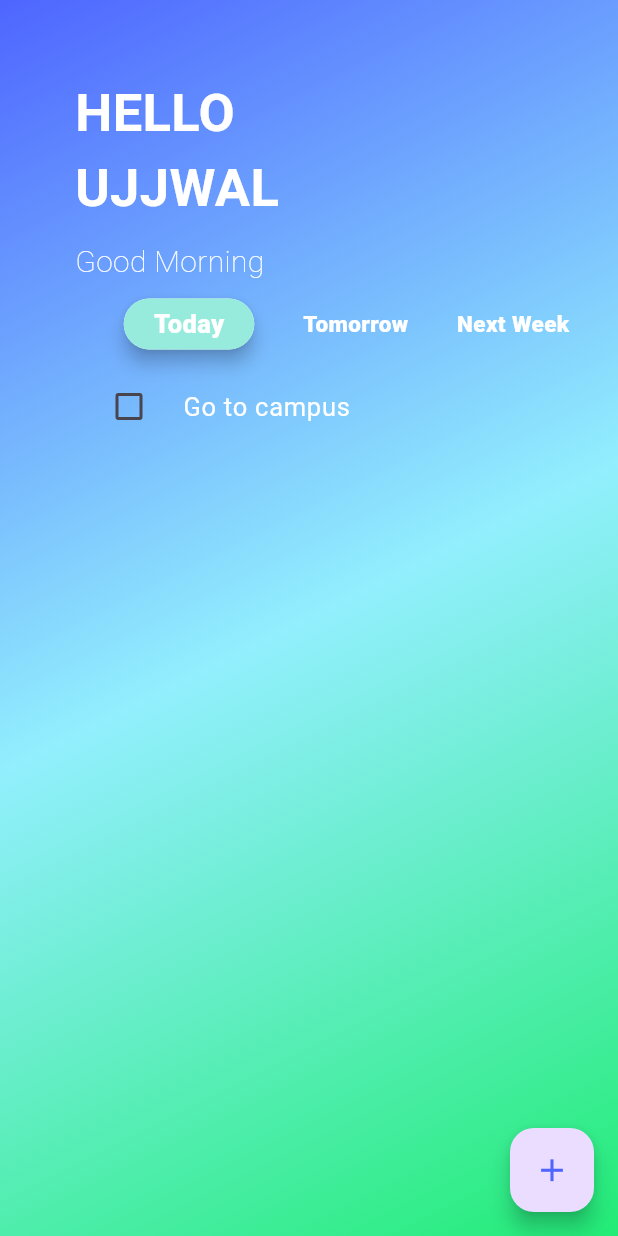
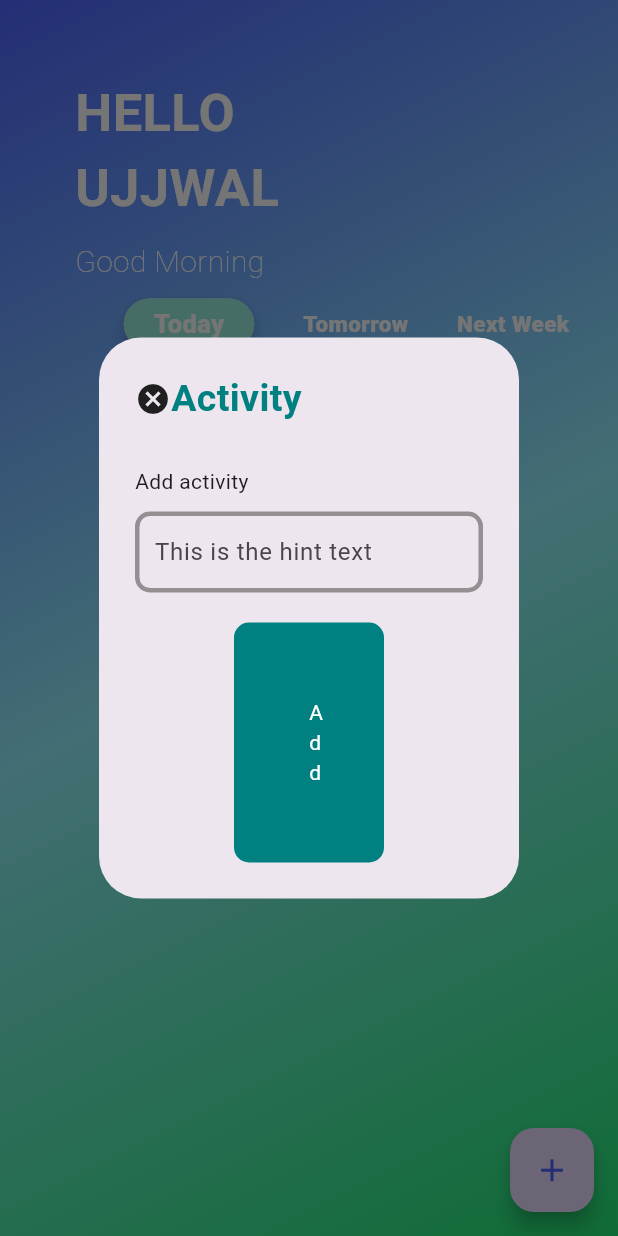
Before and after one commit to CaptainNayan199/Flutter-New-Projects, a Flutter app: the screen it shows after launch, after a tap on the "add" icon, on a phone screen of 412 x 824 dp. Run offline on Flutter 3.47's test engine with Material 3 defaults, Android fonts, the light colour scheme and no system bars; our stand-ins replace firebase_core; accounts and stored records are empty.

Commit message:
UI changes

```diff
--- a/todo_app/lib/main.dart
+++ b/todo_app/lib/main.dart
@@ -2,9 +2,9 @@ import 'package:firebase_core/firebase_core.dart';
 import 'package:flutter/material.dart';
 import 'package:todo_app/pages/home.dart';
 
-void main() async {
+void main() {
   WidgetsFlutterBinding.ensureInitialized();
-  await Firebase.initializeApp();
+  Firebase.initializeApp();
   runApp(const MyApp());
 }
 
--- a/todo_app/lib/pages/home.dart
+++ b/todo_app/lib/pages/home.dart
@@ -17,7 +17,9 @@ class _HomeState extends State<Home> {
   Widget build(BuildContext context) {
     return Scaffold(
       floatingActionButton: FloatingActionButton(
-        onPressed: () {},
+        onPressed: () {
+          openBox();
+        },
         child: Icon(
           Icons.add,
           color: Color(0xFF4E65FF),
@@ -245,13 +247,20 @@ class _HomeState extends State<Home> {
                         ),
                       )),
                   SizedBox(height: 20.0),
-                  Container(
-                    width: 100,
-                    padding: EdgeInsets.all(50),
-                    decoration: BoxDecoration(
-                        borderRadius: BorderRadius.circular(10),
-                        color: Color(0xFF008080)),
-                    child: Text("Add your activity"),
+                  Center(
+                    child: Container(
+                      width: 100,
+                      padding: EdgeInsets.all(50),
+                      decoration: BoxDecoration(
+                          borderRadius: BorderRadius.circular(10),
+                          color: Color(0xFF008080)),
+                      child: Center(
+                        child: Text(
+                          "Add",
+                          style: TextStyle(color: Colors.white),
+                        ),
+                      ),
+                    ),
                   ),
                 ],
               ),
```
